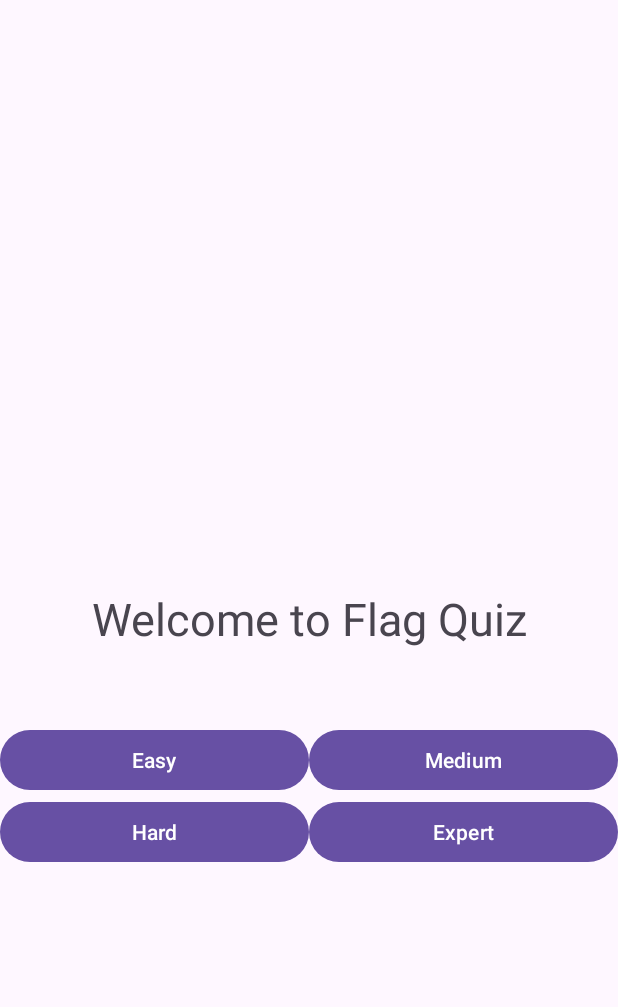
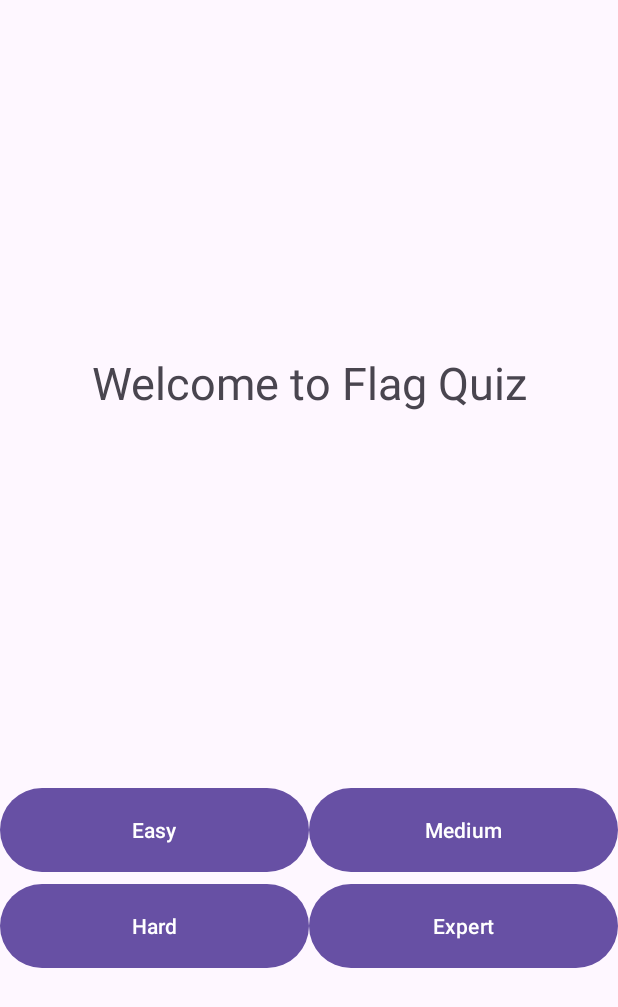
Before and after one commit to WilbertNeilsonSachio/UTS_PM5_WilbertNeilsonSachio, an Android app: the layout activity_main.xml on its own in the app's theme, with its tools: preview values and no code run, on a phone screen of 412 x 824 dp. Shown: the top 1007 px of the screen. Run offline under Robolectric (Android 15) with nearby library versions, the phone set to English and light mode, and no system bars.

Commit message:
Menambahkan activity quiz dan binding ke quiz dari main

```diff
--- a/app/build.gradle.kts
+++ b/app/build.gradle.kts
@@ -6,6 +6,10 @@ plugins {
 android {
     namespace = "com.example.uts_pm5_wilbertneilsonsachio"
     compileSdk = 34
+
+    buildFeatures {
+        viewBinding=true
+    }
 
     defaultConfig {
         applicationId = "com.example.uts_pm5_wilbertneilsonsachio"
--- a/app/src/main/AndroidManifest.xml
+++ b/app/src/main/AndroidManifest.xml
@@ -13,6 +13,9 @@
         android:theme="@style/Theme.UTS_PM5_WilbertNeilsonSachio"
         tools:targetApi="31">
         <activity
+            android:name=".QuizActivity"
+            android:exported="false" />
+        <activity
             android:name=".MainActivity"
             android:exported="true">
             <intent-filter>
--- a/app/src/main/res/layout/activity_main.xml
+++ b/app/src/main/res/layout/activity_main.xml
@@ -9,46 +9,49 @@
 
     <TextView
         android:id="@+id/app_name"
+        style="@style/app_name"
         android:layout_width="wrap_content"
         android:layout_height="wrap_content"
+        android:text="@string/app_name"
+        app:layout_constraintBottom_toBottomOf="parent"
+        app:layout_constraintEnd_toEndOf="parent"
+        app:layout_constraintStart_toStartOf="parent"
         app:layout_constraintTop_toTopOf="parent"
-        app:layout_constraintBottom_toBottomOf="parent"
-        app:layout_constraintStart_toStartOf="parent"
-        app:layout_constraintEnd_toEndOf="parent"
-        style="@style/app_name"
-        android:text="@string/app_name"/>
+        app:layout_constraintVertical_bias="0.27" />
 
     <Button
         android:id="@+id/btnEasy"
         android:layout_width="0dp"
-        android:layout_height="wrap_content"
-        app:layout_constraintTop_toBottomOf="@id/app_name"
+        android:layout_height="64dp"
+        android:layout_marginTop="196dp"
+        android:text="@string/easy"
+        app:layout_constraintEnd_toStartOf="@id/btnMedium"
         app:layout_constraintStart_toStartOf="parent"
-        app:layout_constraintEnd_toStartOf="@id/btnMedium"
-        android:text="@string/easy" />
+        app:layout_constraintTop_toBottomOf="@id/app_name" />
 
     <Button
         android:id="@+id/btnMedium"
         android:layout_width="0dp"
-        android:layout_height="wrap_content"
-        app:layout_constraintTop_toBottomOf="@id/app_name"
+        android:layout_height="64dp"
+        android:layout_marginTop="196dp"
+        android:text="@string/medium"
+        app:layout_constraintEnd_toEndOf="parent"
         app:layout_constraintStart_toEndOf="@id/btnEasy"
-        app:layout_constraintEnd_toEndOf="parent"
-        android:text="@string/medium" />
+        app:layout_constraintTop_toBottomOf="@id/app_name" />
 
     <Button
         android:id="@+id/btnHard"
         android:layout_width="0dp"
-        android:layout_height="wrap_content"
-        app:layout_constraintTop_toBottomOf="@id/btnEasy"
+        android:layout_height="64dp"
+        android:text="@string/hard"
+        app:layout_constraintEnd_toStartOf="@id/btnExpert"
         app:layout_constraintStart_toStartOf="parent"
-        app:layout_constraintEnd_toStartOf="@id/btnExpert"
-        android:text="@string/hard" />
+        app:layout_constraintTop_toBottomOf="@id/btnEasy" />
 
     <Button
         android:id="@+id/btnExpert"
         android:layout_width="0dp"
-        android:layout_height="wrap_content"
+        android:layout_height="64dp"
         app:layout_constraintTop_toBottomOf="@id/btnMedium"
         app:layout_constraintStart_toEndOf="@id/btnHard"
         app:layout_constraintEnd_toEndOf="parent"
--- a/app/src/main/res/values/strings.xml
+++ b/app/src/main/res/values/strings.xml
@@ -4,4 +4,5 @@
     <string name="medium">Medium</string>
     <string name="hard">Hard</string>
     <string name="expert">Expert</string>
+    <string name="guess_flag">Guess That Flag</string>
 </resources>
```
Also changed, not shown: app/src/main/java/com/example/uts_pm5_wilbertneilsonsachio/MainActivity.kt (+24 -6 lines), app/src/main/java/com/example/uts_pm5_wilbertneilsonsachio/QuizActivity.kt (added, +20 -0 lines), app/src/main/res/layout/activity_quiz.xml (added, +67 -0 lines).
